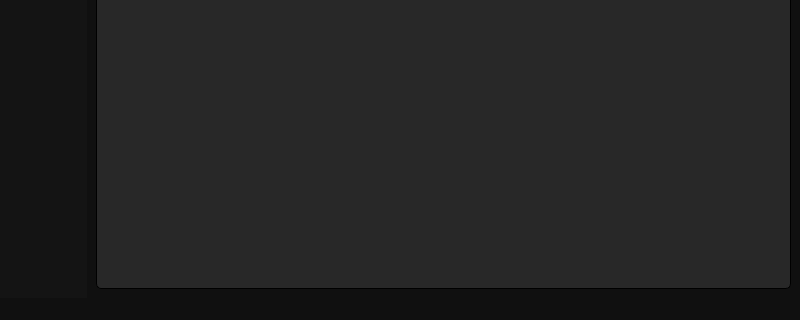
The window that mainwindow.ui (Tweety-lab/Eclipsed-Docs) describes before a commit, drawn with Qt 5; both pictures show x 0 to 800 and y 280 to 600 of the 800 by 600 pixel window.
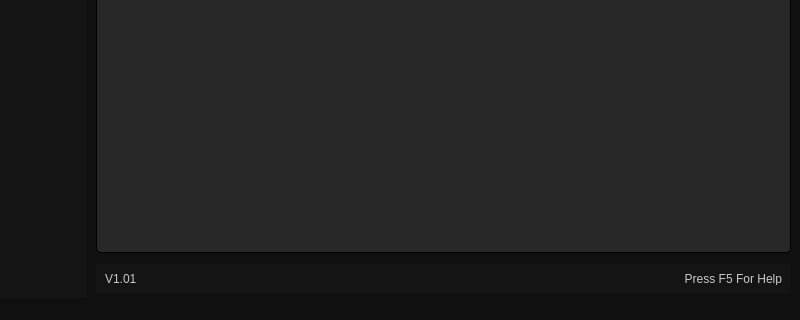
The same window after the commit. Icons and pictures are not drawn.

Commit message: ✨ feat: Added Status Bar + Help Hotkey

Diff of the .ui file:
```diff
--- a/mainwindow.ui
+++ b/mainwindow.ui
@@ -84,7 +84,7 @@
   </property>
   <widget class="QWidget" name="centralwidget">
    <layout class="QGridLayout" name="gridLayout">
-    <item row="0" column="0">
+    <item row="1" column="0">
      <widget class="QTextEdit" name="mainTextField">
       <property name="styleSheet">
        <string notr="true">QScrollBar:vertical {
@@ -122,6 +122,70 @@
       </property>
      </widget>
     </item>
+    <item row="2" column="0">
+     <widget class="QWidget" name="topBar" native="true">
+      <property name="sizePolicy">
+       <sizepolicy hsizetype="Preferred" vsizetype="Preferred">
+        <horstretch>0</horstretch>
+        <verstretch>0</verstretch>
+       </sizepolicy>
+      </property>
+      <property name="minimumSize">
+       <size>
+        <width>0</width>
+        <height>30</height>
+       </size>
+      </property>
+      <property name="maximumSize">
+       <size>
+        <width>16777215</width>
+        <height>20</height>
+       </size>
+      </property>
+      <property name="styleSheet">
+       <string notr="true">QWidget {
+    background-color: rgb(20, 20, 20);
+}
+
+QLabel {
+color: rgb(200, 200, 200);
+}
+
+QToolButton {
+    background-color: rgb(14, 14, 14);
+    border: none;
+}</string>
+      </property>
+      <layout class="QHBoxLayout" name="horizontalLayout">
+       <item>
+        <widget class="QLabel" name="versionNum">
+         <property name="styleSheet">
+          <string notr="true"/>
+         </property>
+         <property name="text">
+          <string>V1.01</string>
+         </property>
+        </widget>
+       </item>
+       <item>
+        <widget class="QLabel" name="helpLabel">
+         <property name="styleSheet">
+          <string notr="true"/>
+         </property>
+         <property name="text">
+          <string>Press F5 For Help</string>
+         </property>
+         <property name="alignment">
+          <set>Qt::AlignRight|Qt::AlignTrailing|Qt::AlignVCenter</set>
+         </property>
+         <property name="wordWrap">
+          <bool>false</bool>
+         </property>
+        </widget>
+       </item>
+      </layout>
+     </widget>
+    </item>
    </layout>
   </widget>
   <widget class="QMenuBar" name="menubar">
```
The commit also changes 6 other files.
